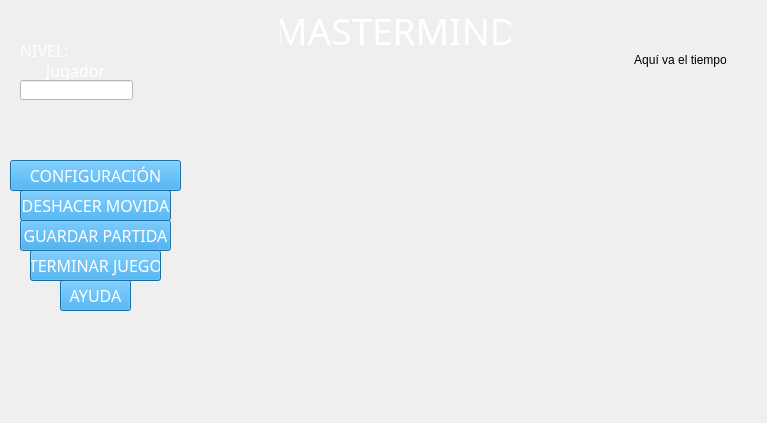
Old version of the form Mastermind/ventana_juego.ui in the repository H3r0CR/Proyecto-Mastermind.
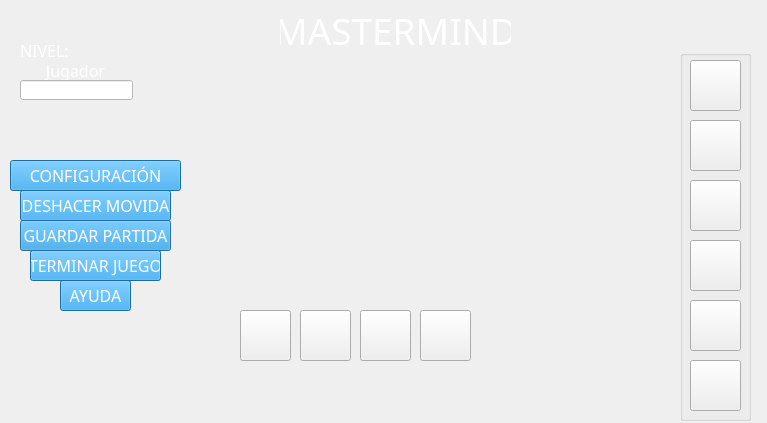
New version of the form. Icons and pictures are not drawn.

The edit to the form file:
```diff
--- a/Mastermind/ventana_juego.ui
+++ b/Mastermind/ventana_juego.ui
@@ -1497,19 +1497,6 @@
 background-color: rgb(255, 255, 255);</string>
    </property>
   </widget>
-  <widget class="QLabel" name="label_4">
-   <property name="geometry">
-    <rect>
-     <x>620</x>
-     <y>50</y>
-     <width>121</width>
-     <height>21</height>
-    </rect>
-   </property>
-   <property name="text">
-    <string>&lt;html&gt;&lt;head/&gt;&lt;body&gt;&lt;p align=&quot;center&quot;&gt;Aquí va el tiempo&lt;/p&gt;&lt;/body&gt;&lt;/html&gt;</string>
-   </property>
-  </widget>
   <widget class="QPushButton" name="Configuracion">
    <property name="geometry">
     <rect>
@@ -2440,6 +2427,263 @@
     <string>TERMINAR JUEGO</string>
    </property>
   </widget>
+  <widget class="QGroupBox" name="Panel_Box">
+   <property name="geometry">
+    <rect>
+     <x>680</x>
+     <y>50</y>
+     <width>71</width>
+     <height>371</height>
+    </rect>
+   </property>
+   <property name="title">
+    <string/>
+   </property>
+   <widget class="QPushButton" name="B1">
+    <property name="geometry">
+     <rect>
+      <x>10</x>
+      <y>10</y>
+      <width>51</width>
+      <height>51</height>
+     </rect>
+    </property>
+    <property name="styleSheet">
+     <string notr="true">#B1
+{
+border-image: url(:/Insumos/Imagenes/AZUL.png);
+}
+
+#B1:pressed
+{
+	border-image: url(:/Insumos/Imagenes/GRIS.png);
+}</string>
+    </property>
+    <property name="text">
+     <string/>
+    </property>
+   </widget>
+   <widget class="QPushButton" name="B2">
+    <property name="geometry">
+     <rect>
+      <x>10</x>
+      <y>70</y>
+      <width>51</width>
+      <height>51</height>
+     </rect>
+    </property>
+    <property name="styleSheet">
+     <string notr="true">border-image: url(:/Insumos/Imagenes/VERDE.png);</string>
+    </property>
+    <property name="text">
+     <string/>
+    </property>
+   </widget>
+   <widget class="QPushButton" name="B3">
+    <property name="geometry">
+     <rect>
+      <x>10</x>
+      <y>130</y>
+      <width>51</width>
+      <height>51</height>
+     </rect>
+    </property>
+    <property name="styleSheet">
+     <string notr="true">border-image: url(:/Insumos/Imagenes/NARANJA.png);</string>
+    </property>
+    <property name="text">
+     <string/>
+    </property>
+   </widget>
+   <widget class="QPushButton" name="B4">
+    <property name="geometry">
+     <rect>
+      <x>10</x>
+      <y>190</y>
+      <width>51</width>
+      <height>51</height>
+     </rect>
+    </property>
+    <property name="styleSheet">
+     <string notr="true">border-image: url(:/Insumos/Imagenes/ROJO.png);</string>
+    </property>
+    <property name="text">
+     <string/>
+    </property>
+   </widget>
+   <widget class="QPushButton" name="B5">
+    <property name="geometry">
+     <rect>
+      <x>10</x>
+      <y>250</y>
+      <width>51</width>
+      <height>51</height>
+     </rect>
+    </property>
+    <property name="styleSheet">
+     <string notr="true">border-image: url(:/Insumos/Imagenes/MORADO.png);</string>
+    </property>
+    <property name="text">
+     <string/>
+    </property>
+   </widget>
+   <widget class="QPushButton" name="B6">
+    <property name="geometry">
+     <rect>
+      <x>10</x>
+      <y>310</y>
+      <width>51</width>
+      <height>51</height>
+     </rect>
+    </property>
+    <property name="styleSheet">
+     <string notr="true">border-image: url(:/Insumos/Imagenes/ROSADO.png);</string>
+    </property>
+    <property name="text">
+     <string/>
+    </property>
+   </widget>
+  </widget>
+  <widget class="QPushButton" name="Op1">
+   <property name="geometry">
+    <rect>
+     <x>240</x>
+     <y>310</y>
+     <width>51</width>
+     <height>51</height>
+    </rect>
+   </property>
+   <property name="styleSheet">
+    <string notr="true">border-image: url(:/Insumos/Imagenes/BLANCO.png);</string>
+   </property>
+   <property name="text">
+    <string/>
+   </property>
+  </widget>
+  <widget class="QPushButton" name="Op2">
+   <property name="geometry">
+    <rect>
+     <x>300</x>
+     <y>310</y>
+     <width>51</width>
+     <height>51</height>
+    </rect>
+   </property>
+   <property name="styleSheet">
+    <string notr="true">border-image: url(:/Insumos/Imagenes/BLANCO.png);</string>
+   </property>
+   <property name="text">
+    <string/>
+   </property>
+  </widget>
+  <widget class="QPushButton" name="Op3">
+   <property name="geometry">
+    <rect>
+     <x>360</x>
+     <y>310</y>
+     <width>51</width>
+     <height>51</height>
+    </rect>
+   </property>
+   <property name="styleSheet">
+    <string notr="true">border-image: url(:/Insumos/Imagenes/BLANCO.png);</string>
+   </property>
+   <property name="text">
+    <string/>
+   </property>
+  </widget>
+  <widget class="QPushButton" name="Op4">
+   <property name="geometry">
+    <rect>
+     <x>420</x>
+     <y>310</y>
+     <width>51</width>
+     <height>51</height>
+    </rect>
+   </property>
+   <property name="styleSheet">
+    <string notr="true">border-image: url(:/Insumos/Imagenes/BLANCO.png);</string>
+   </property>
+   <property name="text">
+    <string/>
+   </property>
+  </widget>
+  <widget class="QLabel" name="R4">
+   <property name="geometry">
+    <rect>
+     <x>520</x>
+     <y>340</y>
+     <width>21</width>
+     <height>21</height>
+    </rect>
+   </property>
+   <property name="text">
+    <string/>
+   </property>
+   <property name="pixmap">
+    <pixmap resource="Images.qrc">:/Insumos/Imagenes/GRIS.png</pixmap>
+   </property>
+   <property name="scaledContents">
+    <bool>true</bool>
+   </property>
+  </widget>
+  <widget class="QLabel" name="R2">
+   <property name="geometry">
+    <rect>
+     <x>520</x>
+     <y>310</y>
+     <width>21</width>
+     <height>21</height>
+    </rect>
+   </property>
+   <property name="text">
+    <string/>
+   </property>
+   <property name="pixmap">
+    <pixmap resource="Images.qrc">:/Insumos/Imagenes/GRIS.png</pixmap>
+   </property>
+   <property name="scaledContents">
+    <bool>true</bool>
+   </property>
+  </widget>
+  <widget class="QLabel" name="R3">
+   <property name="geometry">
+    <rect>
+     <x>490</x>
+     <y>340</y>
+     <width>21</width>
+     <height>21</height>
+    </rect>
+   </property>
+   <property name="text">
+    <string/>
+   </property>
+   <property name="pixmap">
+    <pixmap resource="Images.qrc">:/Insumos/Imagenes/GRIS.png</pixmap>
+   </property>
+   <property name="scaledContents">
+    <bool>true</bool>
+   </property>
+  </widget>
+  <widget class="QLabel" name="R1">
+   <property name="geometry">
+    <rect>
+     <x>490</x>
+     <y>310</y>
+     <width>21</width>
+     <height>21</height>
+    </rect>
+   </property>
+   <property name="text">
+    <string/>
+   </property>
+   <property name="pixmap">
+    <pixmap resource="Images.qrc">:/Insumos/Imagenes/GRIS.png</pixmap>
+   </property>
+   <property name="scaledContents">
+    <bool>true</bool>
+   </property>
+  </widget>
  </widget>
  <resources/>
  <connections/>
```
Left out of the diff: 6 changed lines with no effect on the pictures.
